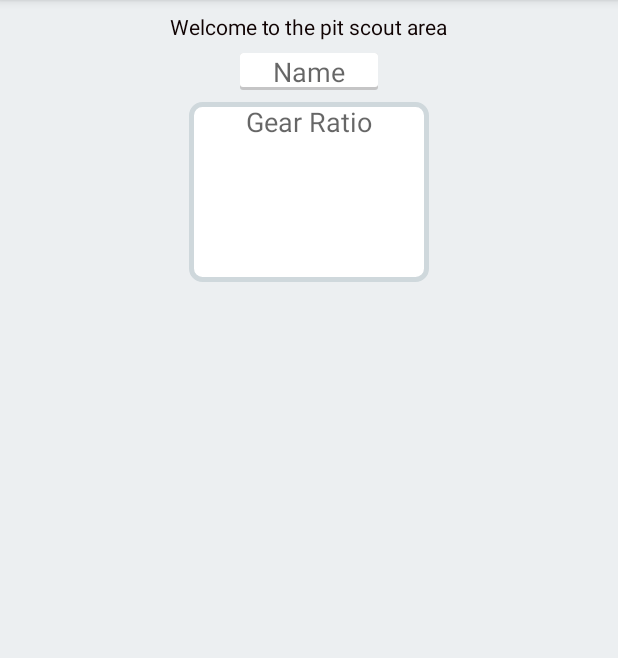
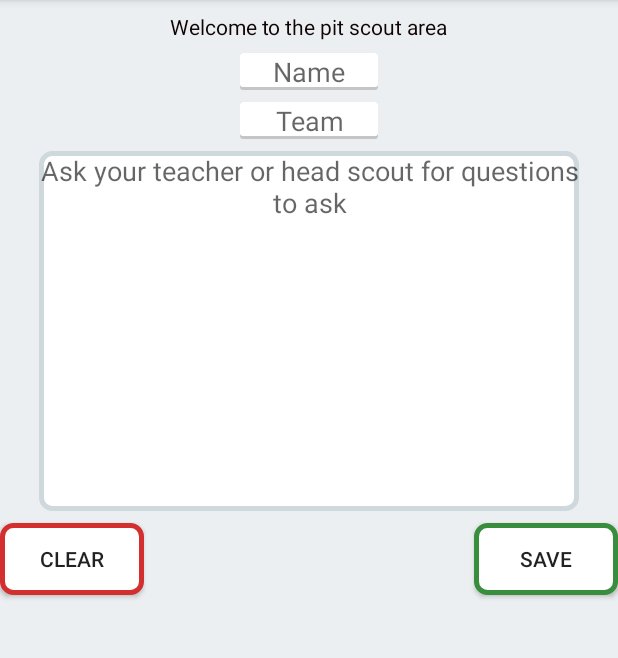
Before and after one commit to Keenan-Ker51/2609Scouting, an Android app: the PitActivity screen opened directly, with no data from a screen before it, on a phone screen of 412 x 824 dp, the part 84-742 px from its top. Run offline under Robolectric (Android 15) with nearby library versions, the phone set to English and light mode, and no system bars.

Commit message:
Finished Pit activity

```diff
--- a/app/build.gradle
+++ b/app/build.gradle
@@ -8,8 +8,8 @@ android {
         applicationId "com.keenanker.a2609scouting"
         minSdkVersion 19
         targetSdkVersion 24
-        versionCode 16
-        versionName "16.0"
+        versionCode 17
+        versionName "17.0"
     }
     buildTypes {
         release {
--- a/app/src/main/java/com/keenanker/a2609scouting/PitActivity.java
+++ b/app/src/main/java/com/keenanker/a2609scouting/PitActivity.java
@@ -1,13 +1,130 @@
 package com.keenanker.a2609scouting;
 
+import android.os.Environment;
 import android.support.v7.app.AppCompatActivity;
 import android.os.Bundle;
+import android.view.View;
+import android.widget.EditText;
+import android.widget.Toast;
+
+import java.io.File;
+import java.io.FileNotFoundException;
+import java.io.FileOutputStream;
+import java.io.IOException;
 
 public class PitActivity extends AppCompatActivity {
+
+    EditText pitName;
+    EditText pitInfo;
+    EditText teamNum;
+
+    String titleString;
+    String masterString;
+    File file;
+    String[] saveText;
+
+    String fullPath = Environment.getExternalStorageDirectory().getAbsolutePath() + "/Scouting/Pit";
+
+
+    public void saveButton (View view) {
+
+        makeMaster();
+        //File file = new File (path + "scouting.txt");
+        file = new File(fullPath, titleString + ".txt");
+        saveText = String.valueOf(masterString).split(System.getProperty("line.separator"));
+
+        //teamNum.setText("");
+
+        // Toast.makeText(getApplicationContext(), "This will make a fine addition to my collection", Toast.LENGTH_LONG).show();
+
+        saveFunction(file, saveText);
+
+    }
+
+    public void makeMaster(){
+
+        titleString = "Pit"+teamNum.getText().toString() + pitName.getText();
+
+        masterString = pitInfo.getText().toString();
+
+    }
+    public static void saveFunction(File file, String[] data) {
+
+
+        FileOutputStream fos = null;
+        try {
+            fos = new FileOutputStream(file);
+        } catch (FileNotFoundException e) {
+            e.printStackTrace();
+        }
+        try {
+            try {
+                for (int i = 0; i < data.length; i++) {
+                    assert fos != null;
+                    fos.write(data[i].getBytes());
+                    if (i < data.length - 1) {
+                        fos.write("\n".getBytes());
+                    }
+                }
+            } catch (IOException e) {
+                e.printStackTrace();
+            }
+        } finally {
+            try {
+                assert fos != null;
+                fos.close();
+            } catch (IOException e) {
+                e.printStackTrace();
+            }
+        }
+    }
+
+    public void makeFolder() {
+
+        boolean mExternalStorageAvailable = false;
+        boolean mExternalStorageWriteable = false;
+
+        String state = Environment.getExternalStorageState();
+        if (Environment.MEDIA_MOUNTED.equals(state)) {
+            mExternalStorageAvailable = true;
+            mExternalStorageWriteable = true;
+        } else if (Environment.MEDIA_MOUNTED_READ_ONLY.equals(state)) {
+            mExternalStorageAvailable = true;
+            mExternalStorageWriteable = false;
+        } else {
+            mExternalStorageAvailable = false;
+            mExternalStorageWriteable = false;
+        }
+        File exst = Environment.getExternalStorageDirectory();
+        String exstPath = exst.getPath();
+
+        File fooo = new File(exstPath + "/Scouting/Pit");
+        boolean success = fooo.mkdir();
+        System.out.println(mExternalStorageAvailable);
+        System.out.println(mExternalStorageWriteable);
+        System.out.println(success);
+    }
+
+    public void clearButton(View view){
+        teamNum.setText("");
+        pitInfo.setText("");
+
+
+    }
 
     @Override
     protected void onCreate(Bundle savedInstanceState) {
         super.onCreate(savedInstanceState);
         setContentView(R.layout.activity_pit);
+        makeFolder();
+
+
+        pitName = (EditText) findViewById(R.id.nameET);
+        teamNum = (EditText) findViewById(R.id.teamNumber);
+        pitInfo = (EditText) findViewById(R.id.infoET);
+
+
+
+
     }
 }
--- a/app/src/main/res/layout/activity_mentor.xml
+++ b/app/src/main/res/layout/activity_mentor.xml
@@ -410,6 +410,7 @@
                 android:hint="Name"
                 android:layout_marginBottom="8sp"
                 android:layout_below="@+id/endGameGL"
+                android:layout_marginTop="8sp"
                 android:layout_centerHorizontal="true" />
 
             <Button
--- a/app/src/main/res/layout/activity_pit.xml
+++ b/app/src/main/res/layout/activity_pit.xml
@@ -35,16 +35,53 @@
                 android:gravity="center_horizontal"
                 android:background="@drawable/shadow_text"
                 />
+
             <EditText
-                android:layout_width="160sp"
-                android:layout_height="120sp"
+                android:layout_width="92sp"
+                android:layout_height="wrap_content"
+                android:id="@+id/teamNumber"
+                android:layout_centerHorizontal="true"
                 android:layout_below="@id/nameET"
+                android:hint="Team"
+                android:inputType="number"
+                android:layout_marginTop="8sp"
+                android:gravity="center_horizontal"
+                android:background="@drawable/shadow_text"
+                />
+            <EditText
+                android:layout_width="360sp"
+                android:layout_height="240sp"
+                android:id="@+id/infoET"
+                android:layout_below="@id/teamNumber"
                 android:layout_centerHorizontal="true"
-                android:hint="Gear Ratio"
+                android:hint="Ask your teacher or head scout for questions to ask"
                 android:layout_marginTop="8sp"
                 android:gravity="center_horizontal"
                 android:background="@drawable/background_white"
                 />
+
+            <Button
+                android:layout_width="96sp"
+                android:layout_height="48sp"
+                android:id="@+id/clearButton"
+                android:layout_marginTop="8sp"
+                android:text="Clear"
+                android:onClick="clearButton"
+                android:background="@drawable/background_white_red_outline"
+                android:layout_marginBottom="16sp"
+                android:layout_below="@id/infoET"/>
+
+
+            <Button
+                android:layout_width="96sp"
+                android:layout_height="48sp"
+                android:id="@+id/saveveButton"
+                android:layout_marginTop="8sp"
+                android:text="save"
+                android:background="@drawable/background_white_green_outline"
+                android:layout_alignParentEnd="true"
+                android:onClick="saveButton"
+                android:layout_below="@id/infoET"/>
 
 
         </RelativeLayout>
```
